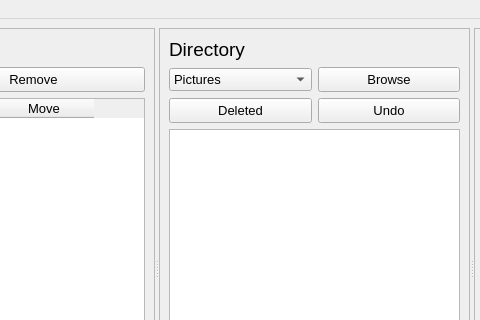
Old version of the form main.ui in the repository B0und/WaifuFileSort; both pictures show x 326 to 806 and y 0 to 320 of the 1056 by 538 pixel window.
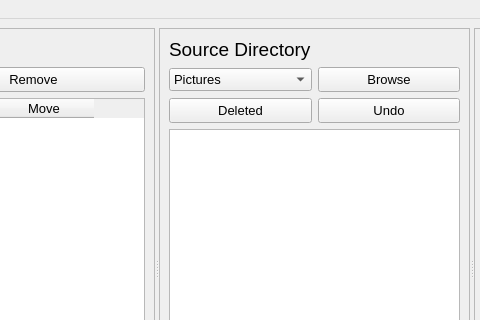
New version of the form. Icons and pictures are not drawn.

Commit message: implemented delete duplicates

The edit to the form file:
```diff
--- a/main.ui
+++ b/main.ui
@@ -283,7 +283,7 @@
            </font>
           </property>
           <property name="text">
-           <string>Directory</string>
+           <string>Source Directory</string>
           </property>
          </widget>
         </item>
```
Left out of the diff: 12 changed lines with no effect on the pictures. The commit also changes 1 other file.
